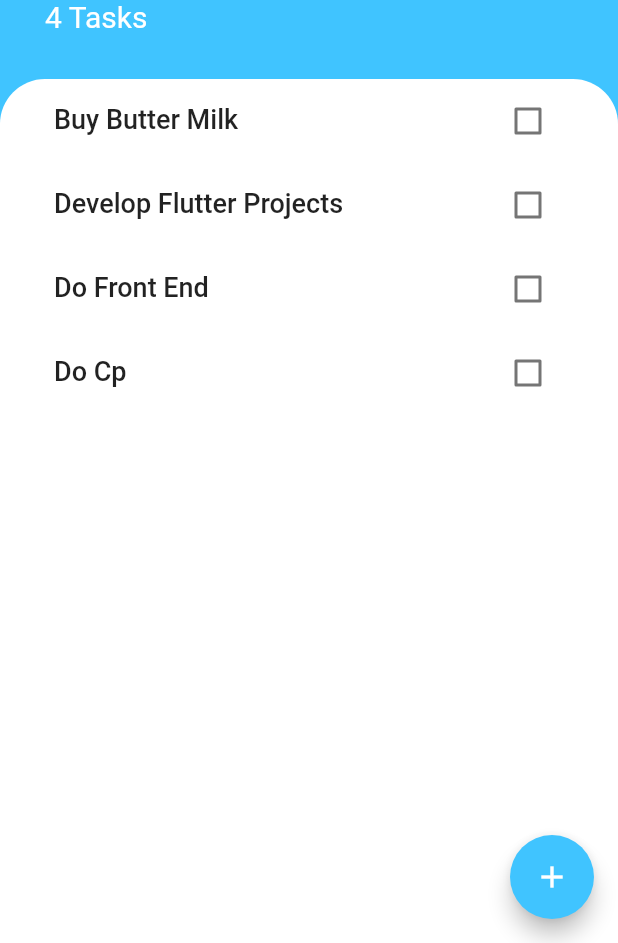
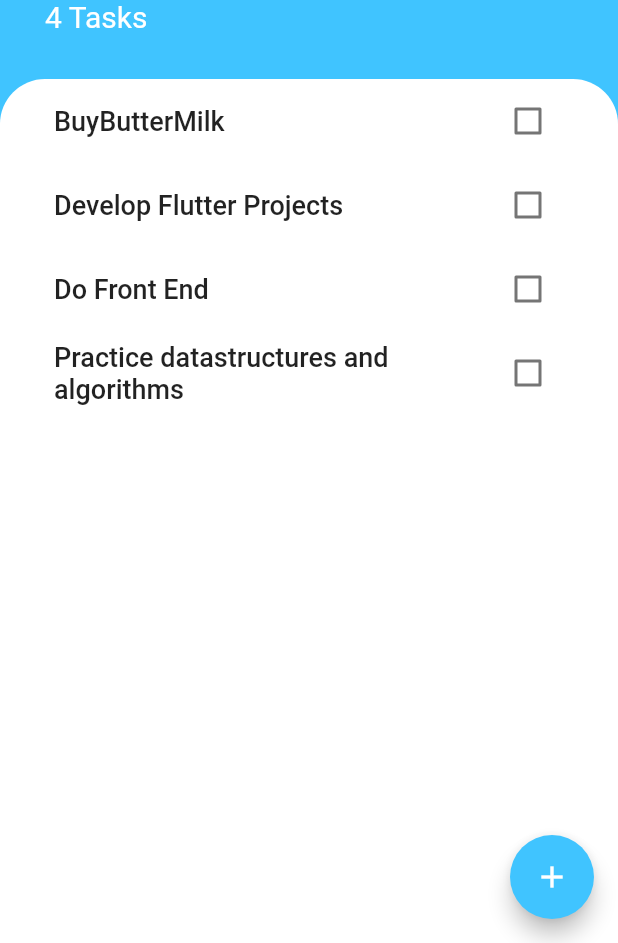
Before and after one commit to preetamvarun/To-Do-App, a Flutter app: the screen it shows after launch, on a phone screen of 412 x 824 dp, the part 293-1236 px from its top. Run offline on Flutter 3.47's test engine with Material 2 defaults, Android fonts, the phone set to English and light mode, and no system bars.

Commit message:
work with list views and list tiles

```diff
--- /dev/null
+++ b/lib/Models/task.dart
@@ -0,0 +1,11 @@
+class Task{
+  final taskName;
+  bool isDone;
+
+  Task({this.taskName,this.isDone = false});
+
+  void toggleIsDone(){
+    isDone = !isDone;
+  }
+
+}
--- a/lib/screens/screen1.dart
+++ b/lib/screens/screen1.dart
@@ -1,7 +1,7 @@
 import 'package:flutter/cupertino.dart';
 import 'package:flutter/material.dart';
 import 'package:to_do_app/screens/bottomSheetScreen.dart';
-import 'package:to_do_app/widgetsDir/tasks.dart';
+import 'package:to_do_app/widgetsDir/tasklists.dart';
 
 
 class TaskScreen extends StatelessWidget {
--- a/lib/widgetsDir/listTiles.dart
+++ b/lib/widgetsDir/listTiles.dart
@@ -18,7 +18,7 @@ class _listTileWidgetState extends State<listTileWidget> {
   @override
   Widget build(BuildContext context) {
     return ListTile(
-      leading : Text(
+      title : Text(
           widget.stringText,
           style: TextStyle(
           fontWeight: FontWeight.w500,
@@ -49,6 +49,7 @@ class taskCheckBox extends StatelessWidget {
   @override
   Widget build(BuildContext context) {
     return Checkbox(
+      activeColor: Colors.lightBlueAccent,
       value: checkBoxValue,
       onChanged: toggleCheckBoxState,
     );
--- /dev/null
+++ b/lib/widgetsDir/tasklists.dart
@@ -0,0 +1,27 @@
+import 'package:flutter/material.dart';
+import 'package:to_do_app/widgetsDir/listTiles.dart';
+
+import 'package:to_do_app/Models/task.dart';
+
+// ignore: camel_case_types
+class taskList extends StatelessWidget {
+
+  List<Task>listOfTasks = [
+    Task(taskName: "BuyButterMilk"),
+    Task(taskName: "Develop Flutter Projects"),
+    Task(taskName: "Do Front End"),
+    Task(taskName: "Practice datastructures and algorithms"),
+  ];
+
+  @override
+  Widget build(BuildContext context) {
+    return ListView(
+      children: [
+        listTileWidget(stringText: listOfTasks[0].taskName),
+        listTileWidget(stringText: listOfTasks[1].taskName,),
+        listTileWidget(stringText: listOfTasks[2].taskName,),
+        listTileWidget(stringText: listOfTasks[3].taskName,),
+      ],
+    );
+  }
+}
--- a/lib/widgetsDir/tasks.dart
+++ /dev/null
@@ -1,18 +0,0 @@
-import 'package:flutter/material.dart';
-import 'package:to_do_app/widgetsDir/listTiles.dart';
-
-// ignore: camel_case_types
-class taskList extends StatelessWidget {
-
-  @override
-  Widget build(BuildContext context) {
-    return ListView(
-      children: [
-        listTileWidget(stringText: "Buy Butter Milk",),
-        listTileWidget(stringText: "Develop Flutter Projects",),
-        listTileWidget(stringText: "Do Front End",),
-        listTileWidget(stringText: "Do Cp",)
-      ],
-    );
-  }
-}
```
